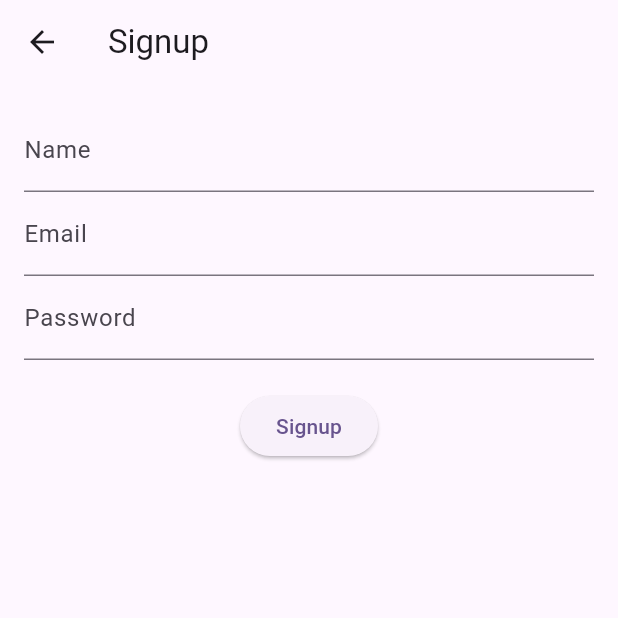
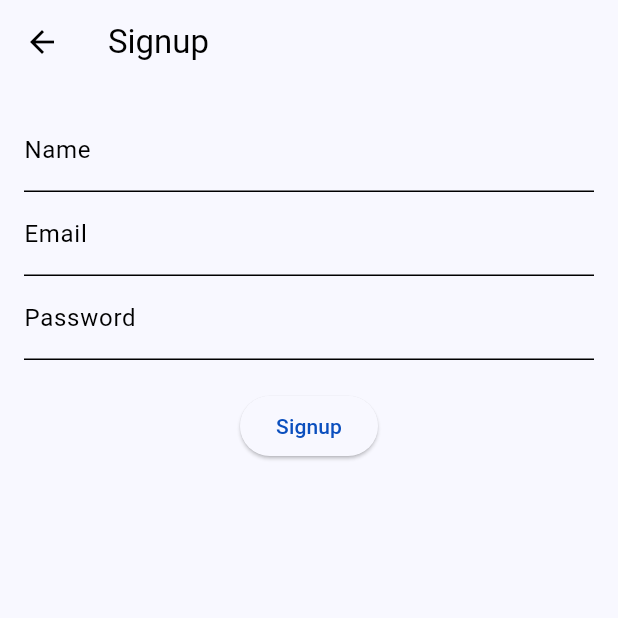
Before and after one commit to Nitishroy-7033/NEXT-PASS, a Flutter app: the SignupScreen screen opened directly, on a phone screen of 412 x 824 dp, the top half of it. Run offline on Flutter 3.47's test engine with Material 3 defaults, Android fonts, the phone set to English and light mode, and no system bars; our stand-ins replace get; accounts and stored records are empty.

Commit message:
Update App Themes & Colors & Icon

```diff
--- a/lib/core/constants/app_colors.dart
+++ b/lib/core/constants/app_colors.dart
@@ -1,22 +1,24 @@
 import 'package:flutter/material.dart';
 
 class AppColors {
-  // Primary Colors
-  static const Color primary = Color(0xFF6200EE);
-  static const Color primaryDark = Color(0xFF3700B3);
-  static const Color primaryLight = Color(0xFFBB86FC);
 
-  // Secondary Colors
-  static const Color secondary = Color(0xFF03DAC6);
-  static const Color secondaryDark = Color(0xFF018786);
+  // LIGHT THEME colors
+  static const Color primaryLight = Color(0xff0B4FBE);
+  static const Color secondaryLight = Color(0xffF0C029);
+  static const Color labelLight = Color(0xffA1A1A1);
+  static const Color fontLight = Color(0xff000000);
+  static const Color primaryContainerLight = Color(0xffFFFFFF);
+  static const Color secondaryContainerLight = Color(0xffE3E3E3);
+  static const Color backgroundLight = Color(0xffF8F8FF);
 
-  // Background Colors
-  static const Color background = Color(0xFFFFFFFF);
-  static const Color surface = Color(0xFF121212);
-
-  // Text Colors
-  static const Color textPrimary = Color(0xFF000000);
-  static const Color textSecondary = Color(0xFF757575);
+  // DARK THEME colors
+  static const Color primaryDark = Color(0xff0B4FBE);
+  static const Color secondaryDark = Color(0xffF0C029);
+  static const Color labelDark = Color(0xff7F7F87);
+  static const Color fontDark = Color(0xffFFFFFF);
+  static const Color primaryContainerDark = Color(0xff22222F);
+  static const Color secondaryContainerDark = Color(0xff2D2D3F);
+  static const Color backgroundDark = Color(0xff191927);
 
   // Error Colors
   static const Color error = Color(0xFFB00020);
--- a/lib/core/constants/app_strings.dart
+++ b/lib/core/constants/app_strings.dart
@@ -1,6 +1,6 @@
 class AppStrings {
   // General
-  static const String appName = "My Awesome App";
+  static const String appName = "Next Pass";
 
   // Error Messages
   static const String errorNetwork = "Please check your internet connection.";
--- a/lib/core/constants/app_themes.dart
+++ b/lib/core/constants/app_themes.dart
@@ -2,18 +2,45 @@ import 'package:flutter/material.dart';
 import 'app_colors.dart';
 
 class AppThemes {
+
+  // Light Theme //
   static ThemeData lightTheme = ThemeData(
     brightness: Brightness.light,
-    primaryColor: AppColors.primary,
+    useMaterial3: true,
+    primaryColor: AppColors.primaryLight,
+    // color scheme
+    colorScheme: const ColorScheme.light(
+      primary: AppColors.primaryLight,
+      secondary: AppColors.secondaryLight,
+      surface: AppColors.backgroundLight,
+      primaryContainer: AppColors.primaryContainerLight,
+      secondaryContainer: AppColors.secondaryContainerLight,
+      tertiary: AppColors.labelLight,
+      error: AppColors.error,
+    ),
+    //button theme
     buttonTheme: const ButtonThemeData(
-      buttonColor: AppColors.primary,
+      buttonColor: AppColors.primaryLight,
       textTheme: ButtonTextTheme.primary,
     ),
   );
 
+  // Dark Theme //
   static ThemeData darkTheme = ThemeData(
     brightness: Brightness.dark,
+    useMaterial3: true,
     primaryColor: AppColors.primaryDark,
+    // color scheme
+    colorScheme: const ColorScheme.dark(
+      primary: AppColors.primaryDark,
+      secondary: AppColors.secondaryDark,
+      surface: AppColors.backgroundDark,
+      primaryContainer: AppColors.primaryContainerDark,
+      secondaryContainer: AppColors.secondaryContainerDark,
+      tertiary: AppColors.labelDark,
+      error: AppColors.error,
+    ),
+    // button theme
     buttonTheme: const ButtonThemeData(
       buttonColor: AppColors.primaryDark,
       textTheme: ButtonTextTheme.primary,
--- a/lib/features/home/presentation/screens/mobile_home_screen.dart
+++ b/lib/features/home/presentation/screens/mobile_home_screen.dart
@@ -1,4 +1,3 @@
-import 'package:flutter/cupertino.dart';
 import 'package:flutter/material.dart';
 
 import '../../../../core/constants/app_colors.dart';
@@ -9,7 +8,7 @@ class MobileHomeScreen extends StatelessWidget {
   @override
   Widget build(BuildContext context) {
     return  const Scaffold(
-      backgroundColor: AppColors.primary,
+      backgroundColor: AppColors.backgroundLight,
       body: Center(child: Text("Mobile Home Screen",style: TextStyle(fontSize: 23),)),
 
 
--- a/lib/features/home/presentation/screens/web_home_screen.dart
+++ b/lib/features/home/presentation/screens/web_home_screen.dart
@@ -1,7 +1,5 @@
-import 'package:flutter/cupertino.dart';
 import 'package:flutter/material.dart';
 import 'package:next_pass/core/constants/app_strings.dart';
-import 'package:next_pass/core/utils/responsive.dart';
 
 import '../../../../core/constants/app_colors.dart';
 
@@ -11,7 +9,7 @@ class WebHomeScreen extends StatelessWidget {
   @override
   Widget build(BuildContext context) {
     return const Scaffold(
-      backgroundColor: AppColors.primaryLight,
+      backgroundColor: AppColors.backgroundLight,
 
       body: Center(child: Text(AppStrings.buttonSubmit)),
 
```
Also changed, not shown: lib/core/constants/app_assets.dart (+15 -11 lines), lib/main.dart (+2 -5 lines), assets/icons/person_profile.svg (renamed from assets/icons/Person.svg), assets/images/app_logo.png (added), assets/images/demo_profile_image.jpg (added).
